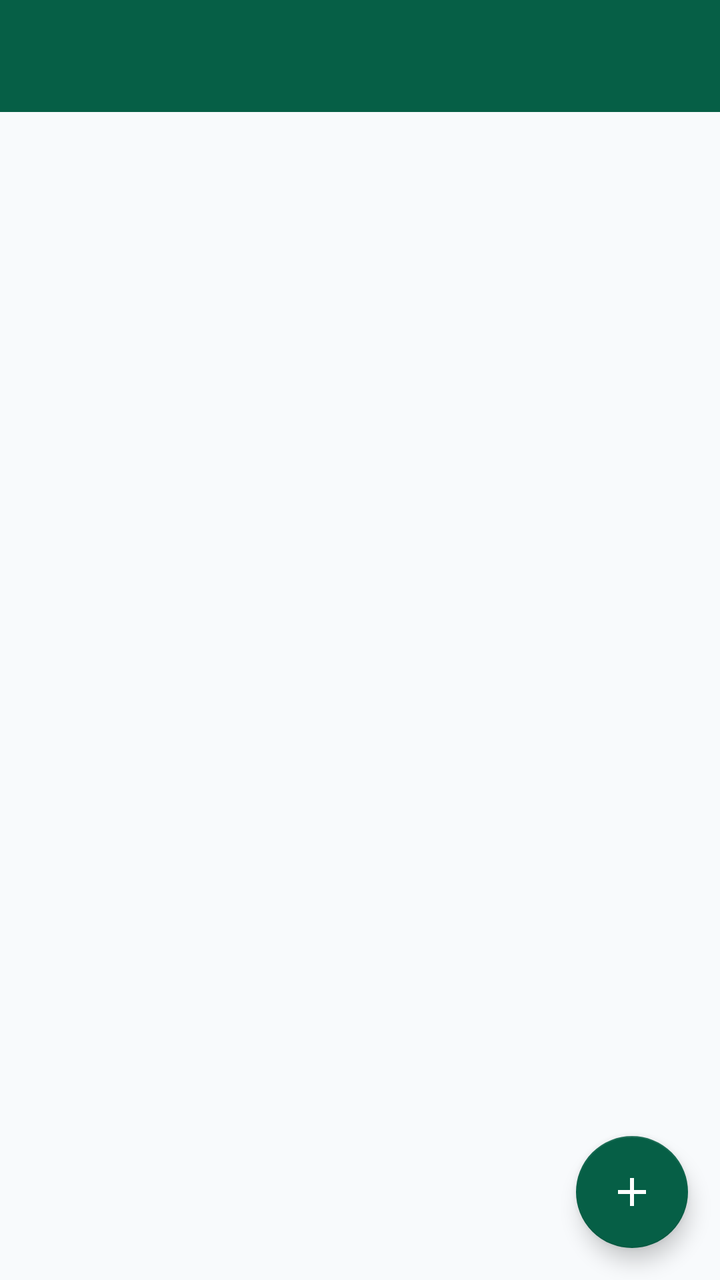
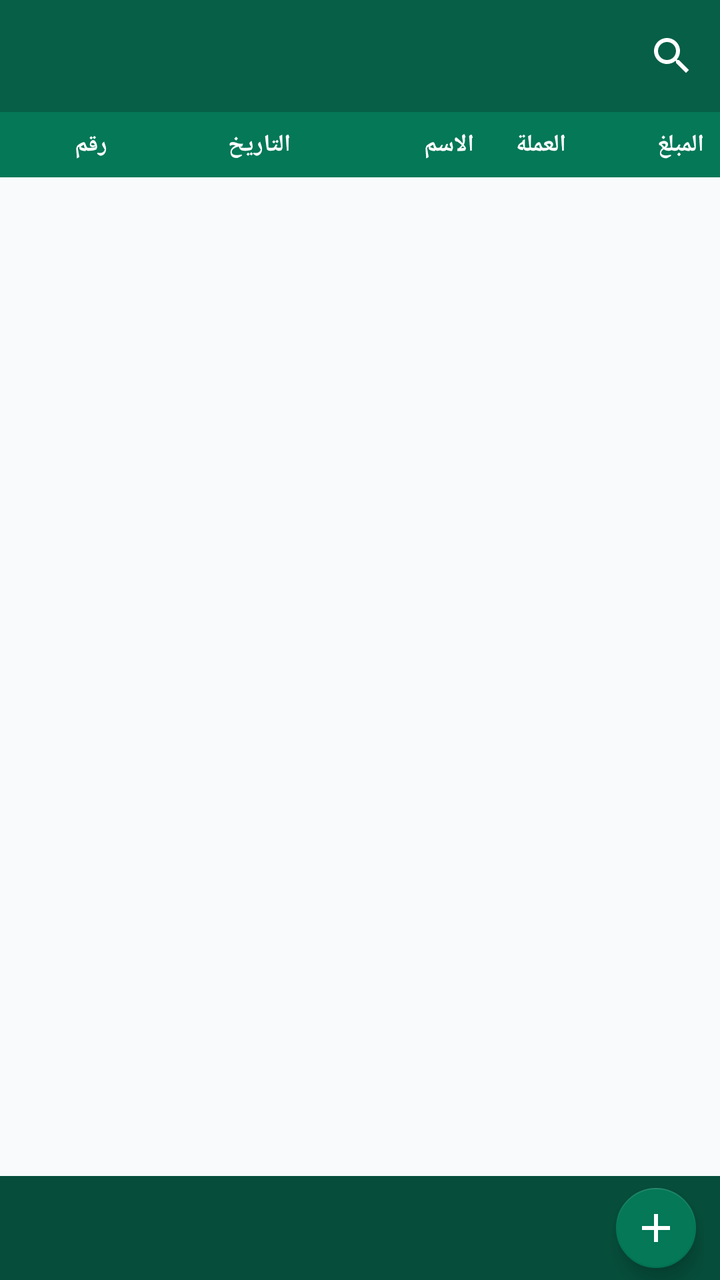

Screens rendered from an Android XML layout before and after an edit, with the pre-edit source and the edit as a unified diff.
<!-- AndroidManifest.xml: application theme Theme.MuhasibTech -->
<!-- res/layout/activity_document_list.xml -->
<?xml version="1.0" encoding="utf-8"?>
<LinearLayout xmlns:android="http://schemas.android.com/apk/res/android"
    xmlns:app="http://schemas.android.com/apk/res-auto"
    android:layout_width="match_parent"
    android:layout_height="match_parent"
    android:orientation="vertical"
    android:background="@color/background">

    <com.google.android.material.appbar.MaterialToolbar
        android:id="@+id/toolbar"
        android:layout_width="match_parent"
        android:layout_height="?attr/actionBarSize"
        android:background="@color/colorPrimary"
        app:titleTextColor="@color/white" />

    <FrameLayout
        android:layout_width="match_parent"
        android:layout_height="match_parent">

        <androidx.recyclerview.widget.RecyclerView
            android:id="@+id/recyclerView"
            android:layout_width="match_parent"
            android:layout_height="match_parent" />

        <TextView
            android:id="@+id/tvEmpty"
            android:layout_width="wrap_content"
            android:layout_height="wrap_content"
            android:layout_gravity="center"
            android:text="@string/no_results"
            android:textColor="@color/textSecondary"
            android:textSize="16sp"
            android:visibility="gone" />

        <com.google.android.material.floatingactionbutton.FloatingActionButton
            android:id="@+id/fab"
            android:layout_width="wrap_content"
            android:layout_height="wrap_content"
            android:layout_gravity="bottom|end"
            android:layout_margin="16dp"
            android:contentDescription="@string/add"
            android:src="@drawable/ic_add"
            app:backgroundTint="@color/colorPrimary"
            app:tint="@color/white" />

    </FrameLayout>

</LinearLayout>
<!-- resources referenced by this layout -->
<resources>
  <color name="background">#F8FAFC</color>
  <color name="colorPrimary">#065F46</color>
  <color name="textSecondary">#6B7280</color>
  <color name="white">#FFFFFF</color>
  <!-- drawable ic_add (drawable) -->
  <?xml version="1.0" encoding="utf-8"?>
  <vector xmlns:android="http://schemas.android.com/apk/res/android"
      android:width="24dp"
      android:height="24dp"
      android:viewportWidth="24"
      android:viewportHeight="24">
      <path
          android:fillColor="#FFFFFF"
          android:pathData="M11,5h2v6h6v2h-6v6h-2v-6H5v-2h6z" />
  </vector>
  <string name="add">إضافة</string>
  <string name="no_results">لا توجد نتائج...</string>
  <style name="Theme.MuhasibTech" parent="Theme.MaterialComponents.Light.NoActionBar">
          <item name="colorPrimary">@color/colorPrimary</item>
          <item name="colorPrimaryDark">@color/colorPrimaryDark</item>
          <item name="colorPrimaryVariant">@color/colorPrimaryVariant</item>
          <item name="colorAccent">@color/colorAccent</item>
          <item name="colorOnPrimary">@color/white</item>
          <item name="colorSecondary">@color/colorAccent</item>
          <item name="colorOnSecondary">@color/white</item>
  
          <item name="android:statusBarColor">@color/colorPrimaryDark</item>
          <item name="android:navigationBarColor">@color/colorPrimaryDark</item>
          <item name="android:windowBackground">@color/background</item>
          <item name="android:colorBackground">@color/background</item>
      </style>
  <color name="colorPrimaryDark">#064E3B</color>
  <color name="colorPrimaryVariant">#047857</color>
  <color name="colorAccent">#D97706</color>
</resources>

<!-- the commit's change to res/layout/activity_document_list.xml (unified diff, before → after) -->
@@ -11,11 +11,41 @@
         android:layout_width="match_parent"
         android:layout_height="?attr/actionBarSize"
         android:background="@color/colorPrimary"
-        app:titleTextColor="@color/white" />
+        app:titleTextColor="@color/white"
+        app:menu="@menu/menu_document_list" />
+
+    <EditText
+        android:id="@+id/etSearch"
+        android:layout_width="match_parent"
+        android:layout_height="wrap_content"
+        android:layout_margin="8dp"
+        android:hint="@string/search"
+        android:visibility="gone"
+        android:inputType="text" />
+
+    <LinearLayout
+        android:layout_width="match_parent"
+        android:layout_height="wrap_content"
+        android:orientation="horizontal"
+        android:background="@color/colorPrimaryVariant"
+        android:padding="8dp">
+
+        <TextView android:layout_width="0dp" android:layout_height="wrap_content" android:layout_weight="1"
+            android:text="@string/number" android:textColor="@color/white" android:textStyle="bold" android:textSize="12sp" />
+        <TextView android:layout_width="0dp" android:layout_height="wrap_content" android:layout_weight="2"
+            android:text="@string/date" android:textColor="@color/white" android:textStyle="bold" android:textSize="12sp" />
+        <TextView android:layout_width="0dp" android:layout_height="wrap_content" android:layout_weight="2"
+            android:text="@string/name" android:textColor="@color/white" android:textStyle="bold" android:textSize="12sp" />
+        <TextView android:layout_width="0dp" android:layout_height="wrap_content" android:layout_weight="1"
+            android:text="@string/currency" android:textColor="@color/white" android:textStyle="bold" android:textSize="12sp" />
+        <TextView android:layout_width="0dp" android:layout_height="wrap_content" android:layout_weight="1.5"
+            android:text="@string/amount" android:textColor="@color/white" android:textStyle="bold" android:textSize="12sp" />
+    </LinearLayout>
 
     <FrameLayout
         android:layout_width="match_parent"
-        android:layout_height="match_parent">
+        android:layout_height="0dp"
+        android:layout_weight="1">
 
         <androidx.recyclerview.widget.RecyclerView
             android:id="@+id/recyclerView"
@@ -29,20 +59,37 @@
             android:layout_gravity="center"
             android:text="@string/no_results"
             android:textColor="@color/textSecondary"
-            android:textSize="16sp"
             android:visibility="gone" />
+    </FrameLayout>
+
+    <LinearLayout
+        android:layout_width="match_parent"
+        android:layout_height="52dp"
+        android:orientation="horizontal"
+        android:background="@color/colorPrimaryDark"
+        android:gravity="center_vertical"
+        android:paddingStart="12dp"
+        android:paddingEnd="8dp">
+
+        <TextView
+            android:id="@+id/tvTotal"
+            android:layout_width="0dp"
+            android:layout_height="wrap_content"
+            android:layout_weight="1"
+            android:gravity="center"
+            android:textColor="@color/white"
+            android:textStyle="bold"
+            android:textSize="15sp" />
 
         <com.google.android.material.floatingactionbutton.FloatingActionButton
             android:id="@+id/fab"
             android:layout_width="wrap_content"
             android:layout_height="wrap_content"
-            android:layout_gravity="bottom|end"
-            android:layout_margin="16dp"
-            android:contentDescription="@string/add"
             android:src="@drawable/ic_add"
-            app:backgroundTint="@color/colorPrimary"
-            app:tint="@color/white" />
-
-    </FrameLayout>
+            app:fabSize="mini"
+            app:backgroundTint="@color/colorPrimaryVariant"
+            app:tint="@color/white"
+            android:contentDescription="@string/add" />
+    </LinearLayout>
 
 </LinearLayout>
<!-- resource entries referenced after the edit -->
@@ -16,7 +16,13 @@
           android:pathData="M11,5h2v6h6v2h-6v6h-2v-6H5v-2h6z" />
   </vector>
   <string name="add">إضافة</string>
+  <string name="amount">المبلغ</string>
+  <string name="currency">العملة</string>
+  <string name="date">التاريخ</string>
+  <string name="name">الاسم</string>
   <string name="no_results">لا توجد نتائج...</string>
+  <string name="number">رقم</string>
+  <string name="search">بحث</string>
   <style name="Theme.MuhasibTech" parent="Theme.MaterialComponents.Light.NoActionBar">
           <item name="colorPrimary">@color/colorPrimary</item>
           <item name="colorPrimaryDark">@color/colorPrimaryDark</item>
